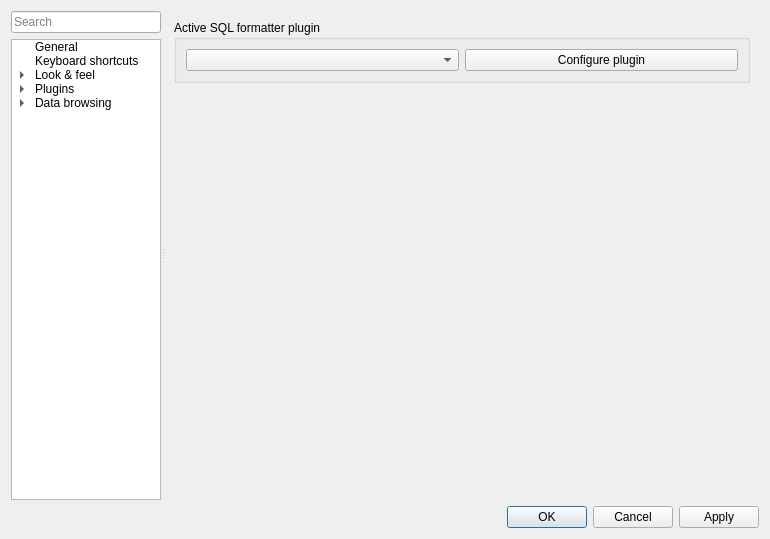
Before: the Qt Designer form trunk/SQLiteStudio3/SQLiteStudio/dialogs/configdialog.ui in pawelsalawa/sqlitestudio, drawn with Qt 5.
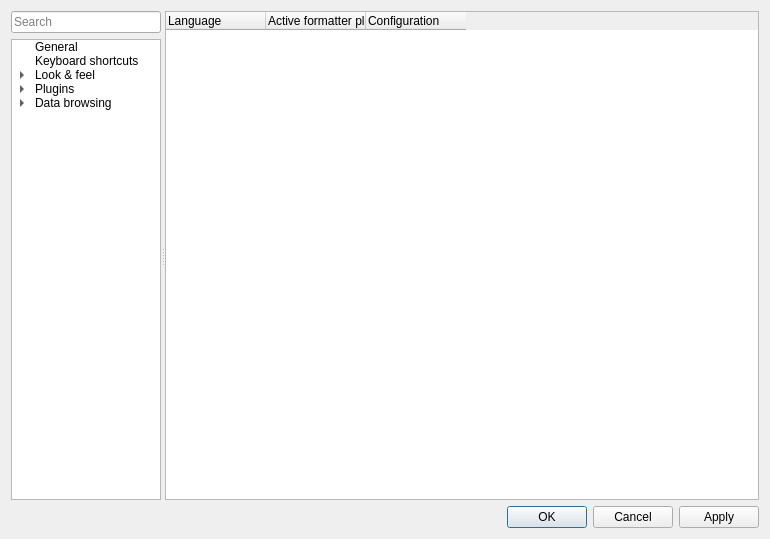
After: the same form once the commit is applied. The open tabs and pages were chosen to show the change. Custom widgets are drawn as their Qt base class.

Commit message: Formatter plugins configuration finished.

```diff
--- a/trunk/SQLiteStudio3/SQLiteStudio/dialogs/configdialog.ui
+++ b/trunk/SQLiteStudio3/SQLiteStudio/dialogs/configdialog.ui
@@ -1069,42 +1069,52 @@
          </widget>
          <widget class="QWidget" name="formatterPluginsPage">
           <layout class="QVBoxLayout" name="verticalLayout_17">
+           <property name="leftMargin">
+            <number>0</number>
+           </property>
+           <property name="topMargin">
+            <number>0</number>
+           </property>
+           <property name="rightMargin">
+            <number>0</number>
+           </property>
+           <property name="bottomMargin">
+            <number>0</number>
+           </property>
            <item>
-            <widget class="QGroupBox" name="activeFormatterGroup">
-             <property name="title">
-              <string>Active SQL formatter plugin</string>
+            <widget class="QTreeWidget" name="formatterPluginsTree">
+             <property name="alternatingRowColors">
+              <bool>true</bool>
              </property>
-             <layout class="QGridLayout" name="gridLayout_11">
-              <item row="0" column="0">
-               <widget class="QComboBox" name="activeFormatterCombo">
-                <property name="cfg" stdset="0">
-                 <string>General.ActiveSqlFormatter</string>
-                </property>
-               </widget>
-              </item>
-              <item row="0" column="1">
-               <widget class="QPushButton" name="activeFormatterConfigButton">
-                <property name="text">
-                 <string>Configure plugin</string>
-                </property>
-               </widget>
-              </item>
-             </layout>
+             <property name="verticalScrollMode">
+              <enum>QAbstractItemView::ScrollPerPixel</enum>
+             </property>
+             <property name="rootIsDecorated">
+              <bool>false</bool>
+             </property>
+             <property name="itemsExpandable">
+              <bool>false</bool>
+             </property>
+             <attribute name="headerStretchLastSection">
+              <bool>false</bool>
+             </attribute>
+             <column>
+              <property name="text">
+               <string>Language</string>
+              </property>
+             </column>
+             <column>
+              <property name="text">
+               <string>Active formatter plugin</string>
+              </property>
+             </column>
+             <column>
+              <property name="text">
+               <string>Configuration</string>
+              </property>
+             </column>
             </widget>
            </item>
-           <item>
-            <spacer name="verticalSpacer_4">
-             <property name="orientation">
-              <enum>Qt::Vertical</enum>
-             </property>
-             <property name="sizeHint" stdset="0">
-              <size>
-               <width>20</width>
-               <height>40</height>
-              </size>
-             </property>
-            </spacer>
-           </item>
           </layout>
          </widget>
          <widget class="QWidget" name="fontsPage">
```
Left out of the diff: 46 changed lines with no effect on the pictures. The commit also changes 5 other files.
